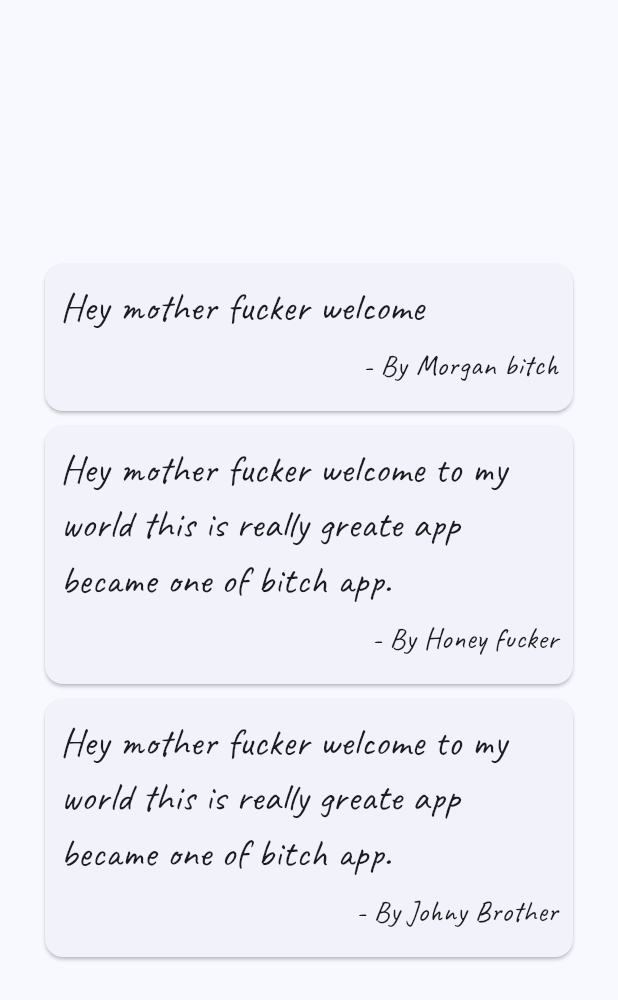
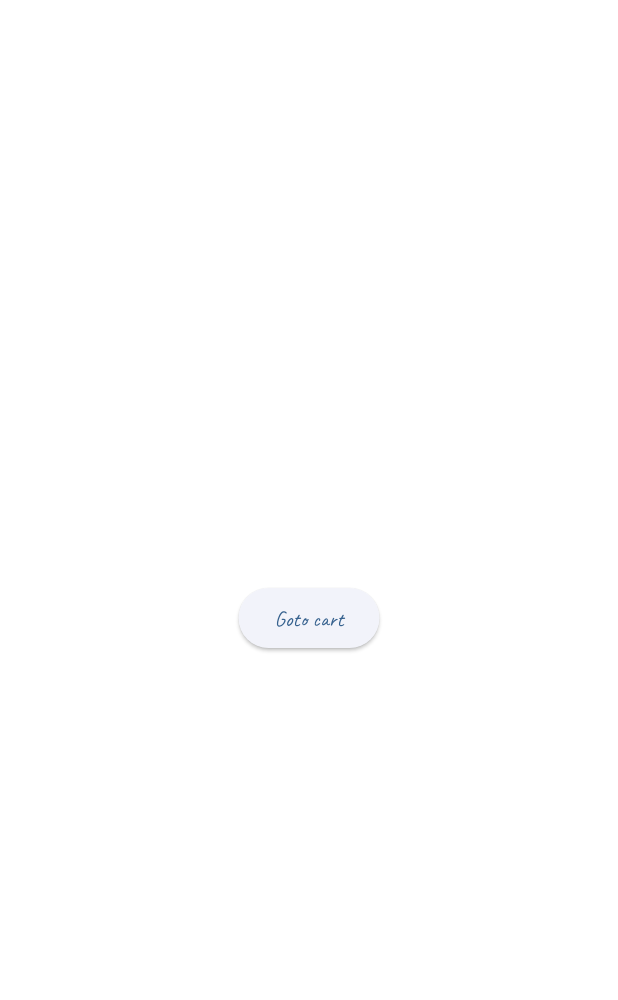
Before and after one commit to bibhuti9/flutter-app-1, a Flutter app: the screen it shows after launch, on a phone screen of 412 x 824 dp. Shown: the top 1000 px of the screen. Run offline on Flutter 3.47's test engine with Material 3 defaults, Android fonts, the phone set to English and light mode, and no system bars.

Commit message:
add routing stuf

```diff
--- /dev/null
+++ b/lib/Data/generateData.dart
@@ -0,0 +1,6 @@
+class GenerateData {
+  String title;
+  String author;
+
+  GenerateData({this.author = "", this.title = ""});
+}
--- a/lib/main.dart
+++ b/lib/main.dart
@@ -1,5 +1,8 @@
 import 'package:flutter/material.dart';
-import 'package:flutter_application_1/screens/Home.dart';
+import 'package:flutter_application_1/page/Cart/index.dart';
+
+import 'package:flutter_application_1/page/Home/index.dart';
+import 'package:flutter_application_1/page/Profile/index.dart';
 
 void main() {
   runApp(const MyFlutterApp());
@@ -19,6 +22,10 @@ class MyFlutterApp extends StatelessWidget {
           fontFamily: 'Caveat',
           colorScheme: ColorScheme.fromSeed(seedColor: Colors.blue)),
       home: const HomePage(),
+      routes: {
+        '/cart': (context) => const CartPage(),
+        '/profile': (context) => const ProfilePage(),
+      },
     );
   }
 }
--- /dev/null
+++ b/lib/page/Home/index.dart
@@ -0,0 +1,22 @@
+import 'package:flutter/material.dart';
+import 'package:flutter_application_1/page/Cart/index.dart';
+
+class HomePage extends StatefulWidget {
+  const HomePage({super.key});
+
+  @override
+  State<HomePage> createState() => _HomePageState();
+}
+
+class _HomePageState extends State<HomePage> {
+  @override
+  Widget build(BuildContext context) {
+    return Center(
+      child: ElevatedButton(
+          onPressed: () {
+            Navigator.pushNamed(context, '/cart');
+          },
+          child: const Text("Goto cart")),
+    );
+  }
+}
--- a/lib/screens/Home.dart
+++ /dev/null
@@ -1,49 +0,0 @@
-import 'package:flutter/material.dart';
-import 'package:flutter_application_1/screens/QuoteCard.dart';
-import './data.dart';
-
-class HomePage extends StatefulWidget {
-  const HomePage({Key? key}) : super(key: key);
-
-  @override
-  State<HomePage> createState() => _HomePageState();
-}
-
-class _HomePageState extends State<HomePage> {
-  int count = 0;
-
-  List<Quote> quotes = [
-    Quote(title: "Hey mother fucker welcome", author: 'Morgan bitch'),
-    Quote(
-        title:
-            "Hey mother fucker welcome to my world this is really greate app became one of bitch app.",
-        author: 'Honey fucker'),
-    Quote(
-        title:
-            "Hey mother fucker welcome to my world this is really greate app became one of bitch app.",
-        author: 'Johny Brother'),
-  ];
-
-  Widget cards(Quote quote) {
-    return QuoteCard(
-        quote: quote,
-        delete: () {
-          setState(() => quotes.remove(quote));
-        });
-  }
-
-  @override
-  Widget build(BuildContext context) {
-    return Scaffold(
-      body: Center(
-        child: Padding(
-          padding: const EdgeInsets.all(20),
-          child: Column(
-            mainAxisAlignment: MainAxisAlignment.center,
-            children: quotes.map((e) => cards(e)).toList(),
-          ),
-        ),
-      ),
-    );
-  }
-}
--- a/lib/screens/QuoteCard.dart
+++ /dev/null
@@ -1,41 +0,0 @@
-import 'package:flutter/material.dart';
-import 'package:flutter_application_1/screens/data.dart';
-
-class QuoteCard extends StatelessWidget {
-  final Quote quote;
-  final Function delete;
-  QuoteCard({required this.quote, required this.delete});
-
-  @override
-  Widget build(BuildContext context) {
-    return Card(
-        margin: const EdgeInsets.fromLTRB(10, 0, 10, 10),
-        child: Padding(
-          padding: const EdgeInsets.all(10),
-          child: Column(
-            crossAxisAlignment: CrossAxisAlignment.stretch,
-            children: [
-              Text(
-                quote.title,
-                style: const TextStyle(fontSize: 26),
-              ),
-              const SizedBox(
-                height: 6,
-              ),
-              Row(
-                mainAxisAlignment: MainAxisAlignment.end,
-                children: [
-                  Text('- By ${quote.author}',
-                      style: const TextStyle(
-                        fontSize: 20,
-                      ))
-                ],
-              ),
-              const SizedBox(
-                height: 6,
-              ),
-            ],
-          ),
-        ));
-  }
-}
--- a/lib/screens/data.dart
+++ /dev/null
@@ -1,6 +0,0 @@
-class Quote {
-  String title;
-  String author;
-
-  Quote({this.title = "", this.author = ""});
-}
```
Also changed, not shown: lib/page/Cart/index.dart (added, +31 -0 lines), lib/page/Profile/index.dart (added, +41 -0 lines), lib/screens/wedgets/Header.dart (deleted, +0 -15 lines).
